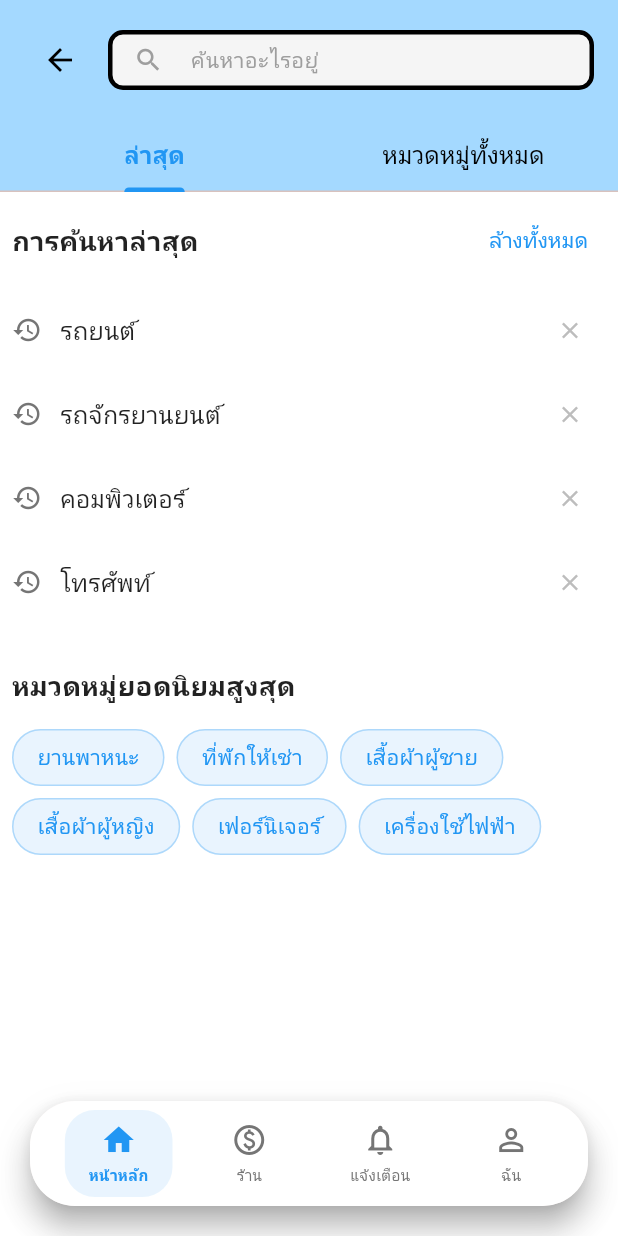
After one commit to ARTTTT-TTTT/local-community-marketplace, a Flutter app: the _ItemSearchContent screen opened directly, on a phone screen of 412 x 824 dp. The commit adds this screen. Run offline on Flutter 3.47's test engine with Material 3 defaults, Android fonts, the phone set to English and light mode, and no system bars; our stand-ins replace firebase_auth, firebase_core, flutter_dotenv; accounts and stored records are empty.

Commit message:
add item search screen

```diff
--- /dev/null
+++ b/mobile/lib/providers/search_provider.dart
@@ -0,0 +1,156 @@
+import 'package:flutter/material.dart';
+
+class SearchProvider extends ChangeNotifier {
+  // Controllers
+  final TextEditingController searchController = TextEditingController();
+  final FocusNode searchFocusNode = FocusNode();
+
+  // State variables
+  bool _isSearchActive = false;
+  int _currentTabIndex = 0;
+  List<String> _searchHistory = [
+    'รถยนต์',
+    'รถจักรยานยนต์',
+    'คอมพิวเตอร์',
+    'โทรศัพท์',
+  ];
+  List<String> _searchSuggestions = [];
+
+  // Mock data for categories
+  final List<String> _popularCategories = [
+    'ยานพาหนะ',
+    'ที่พักให้เช่า',
+    'เสื้อผ้าผู้ชาย',
+    'เสื้อผ้าผู้หญิง',
+    'เฟอร์นิเจอร์',
+    'เครื่องใช้ไฟฟ้า',
+  ];
+
+  final List<String> _allCategories = [
+    'ยานพาหนะ',
+    'ที่พักให้เช่า',
+    'เสื้อผ้าผู้ชาย',
+    'เสื้อผ้าผู้หญิง',
+    'เฟอร์นิเจอร์',
+    'เครื่องใช้ไฟฟ้า',
+    'อิเล็กทรอนิกส์',
+    'อุปกรณ์กีฬา',
+    'หนังสือ',
+    'ของเล่น',
+    'เครื่องสำอาง',
+    'สุขภาพและความงาม',
+    'อาหารและเครื่องดื่ม',
+    'สัตว์เลี้ยง',
+    'งานฝีมือ',
+    'บริการ',
+  ];
+
+  // Getters
+  bool get isSearchActive => _isSearchActive;
+  int get currentTabIndex => _currentTabIndex;
+  List<String> get searchHistory => _searchHistory;
+  List<String> get searchSuggestions => _searchSuggestions;
+  List<String> get popularCategories => _popularCategories;
+  List<String> get allCategories => _allCategories;
+
+  // Constructor
+  SearchProvider() {
+    searchController.addListener(_onSearchChanged);
+    searchFocusNode.addListener(_onSearchFocusChanged);
+  }
+
+  void _onSearchChanged() {
+    final query = searchController.text.trim();
+    if (query.isNotEmpty) {
+      _searchSuggestions = _generateSearchSuggestions(query);
+      _isSearchActive = true;
+    } else {
+      _searchSuggestions = [];
+      _isSearchActive = false;
+    }
+    notifyListeners();
+  }
+
+  void _onSearchFocusChanged() {
+    if (searchFocusNode.hasFocus && searchController.text.isNotEmpty) {
+      _isSearchActive = true;
+      notifyListeners();
+    }
+  }
+
+  List<String> _generateSearchSuggestions(String query) {
+    // Mock search suggestions based on query
+    final List<String> mockSuggestions = ['fortune', 'forza', 'ford ranger'];
+
+    return mockSuggestions
+        .where(
+          (suggestion) =>
+              suggestion.toLowerCase().contains(query.toLowerCase()),
+        )
+        .take(5)
+        .toList();
+  }
+
+  void performSearch(String query) {
+    if (query.trim().isNotEmpty) {
+      // Add to search history if not already present
+      if (!_searchHistory.contains(query)) {
+        _searchHistory.insert(0, query);
+        if (_searchHistory.length > 10) {
+          _searchHistory = _searchHistory.sublist(0, 10);
+        }
+      }
+
+      // TODO: Implement actual search functionality
+      print('Searching for: $query');
+
+      // Clear search and hide suggestions
+      searchController.clear();
+      searchFocusNode.unfocus();
+      _isSearchActive = false;
+      _searchSuggestions = [];
+      notifyListeners();
+    }
+  }
+
+  void clearSearch() {
+    searchController.clear();
+    _isSearchActive = false;
+    _searchSuggestions = [];
+    notifyListeners();
+  }
+
+  void clearSearchHistory() {
+    _searchHistory.clear();
+    notifyListeners();
+  }
+
+  void removeSearchHistoryItem(String item) {
+    _searchHistory.remove(item);
+    notifyListeners();
+  }
+
+  void setTabIndex(int index) {
+    _currentTabIndex = index;
+    notifyListeners();
+  }
+
+  void selectCategory(String category) {
+    // TODO: Implement category selection logic
+    print('Selected category: $category');
+  }
+
+  void selectSearchSuggestion(String suggestion) {
+    searchController.text = suggestion;
+    performSearch(suggestion);
+  }
+
+  @override
+  void dispose() {
+    searchController.removeListener(_onSearchChanged);
+    searchFocusNode.removeListener(_onSearchFocusChanged);
+    searchController.dispose();
+    searchFocusNode.dispose();
+    super.dispose();
+  }
+}
--- /dev/null
+++ b/mobile/lib/screens/item_search_screen.dart
@@ -0,0 +1,464 @@
+import 'package:flutter/material.dart';
+import 'package:provider/provider.dart';
+
+import 'package:community_marketplace/widgets/floating_navigation_bar.dart';
+import 'package:community_marketplace/utils/app_constants.dart';
+import 'package:community_marketplace/providers/search_provider.dart';
+
+class ItemSearchScreen extends StatelessWidget {
+  const ItemSearchScreen({super.key});
+
+  @override
+  Widget build(BuildContext context) {
+    return ChangeNotifierProvider(
+      create: (_) => SearchProvider(),
+      child: const _ItemSearchContent(),
+    );
+  }
+}
+
+class _ItemSearchContent extends StatelessWidget {
+  const _ItemSearchContent();
+
+  @override
+  Widget build(BuildContext context) {
+    return Consumer<SearchProvider>(
+      builder: (context, provider, _) {
+        return DefaultTabController(
+          length: 2,
+          child: Scaffold(
+            backgroundColor: Colors.white,
+            body: SafeArea(
+              child: Column(
+                children: [
+                  // Top Navigation Bar
+                  _buildTopNavigationBar(context, provider),
+
+                  // Content
+                  Expanded(
+                    child: provider.isSearchActive
+                        ? _buildSearchSuggestions(context, provider)
+                        : _buildTabContent(context, provider),
+                  ),
+                ],
+              ),
+            ),
+            floatingActionButton: const FloatingNavigationBar(),
+            floatingActionButtonLocation:
+                FloatingActionButtonLocation.centerDocked,
+          ),
+        );
+      },
+    );
+  }
+
+  Widget _buildTopNavigationBar(BuildContext context, SearchProvider provider) {
+    return Container(
+      padding: const EdgeInsets.all(16),
+      decoration: BoxDecoration(
+        color: const Color(0xFFA4D9FF),
+        boxShadow: [
+          BoxShadow(
+            color: Colors.black.withValues(alpha: 0.05),
+            spreadRadius: 0,
+            blurRadius: 4,
+            offset: const Offset(0, 2),
+          ),
+        ],
+      ),
+      child: Row(
+        children: [
+          // Back button
+          IconButton(
+            onPressed: () => Navigator.pop(context),
+            icon: const Icon(Icons.arrow_back, color: Colors.black),
+            style: IconButton.styleFrom(
+              padding: EdgeInsets.zero,
+              minimumSize: const Size(40, 40),
+            ),
+          ),
+
+          const SizedBox(width: 8),
+
+          // Search bar
+          Expanded(
+            child: Container(
+              height: 40,
+              decoration: BoxDecoration(
+                color: Colors.grey[100],
+                borderRadius: BorderRadius.circular(10),
+                border: Border.all(color: Colors.black, width: 3),
+              ),
+              child: TextField(
+                controller: provider.searchController,
+                focusNode: provider.searchFocusNode,
+                onSubmitted: provider.performSearch,
+                decoration: InputDecoration(
+                  hintText: 'ค้นหาอะไรอยู่',
+                  hintStyle: TextStyle(color: Colors.grey[500], fontSize: 14),
+                  prefixIcon: Icon(
+                    Icons.search,
+                    color: Colors.grey[500],
+                    size: 20,
+                  ),
+                  suffixIcon: provider.searchController.text.isNotEmpty
+                      ? IconButton(
+                          onPressed: provider.clearSearch,
+                          icon: Icon(
+                            Icons.close,
+                            color: Colors.grey[500],
+                            size: 18,
+                          ),
+                        )
+                      : null,
+                  border: InputBorder.none,
+                  contentPadding: const EdgeInsets.symmetric(
+                    horizontal: 16,
+                    vertical: 10,
+                  ),
+                ),
+                style: const TextStyle(fontSize: 14),
+              ),
+            ),
+          ),
+        ],
+      ),
+    );
+  }
+
+  Widget _buildTabContent(BuildContext context, SearchProvider provider) {
+    return Column(
+      children: [
+        // Tab Bar
+        Container(
+          color: const Color(0xFFA4D9FF),
+          child: TabBar(
+            onTap: provider.setTabIndex,
+            labelColor: AppConstants.primaryColor,
+            unselectedLabelColor: Colors.black,
+            indicatorColor: AppConstants.primaryColor,
+            indicatorWeight: 2,
+            labelStyle: const TextStyle(
+              fontSize: 16,
+              fontWeight: FontWeight.w600,
+            ),
+            unselectedLabelStyle: const TextStyle(
+              fontSize: 16,
+              fontWeight: FontWeight.normal,
+            ),
+            tabs: const [
+              Tab(text: 'ล่าสุด'),
+              Tab(text: 'หมวดหมู่ทั้งหมด'),
+            ],
+          ),
+        ),
+
+        // Tab Content
+        Expanded(
+          child: TabBarView(
+            children: [
+              _buildLatestTab(context, provider),
+              _buildAllCategoriesTab(context, provider),
+            ],
+          ),
+        ),
+      ],
+    );
+  }
+
+  Widget _buildLatestTab(BuildContext context, SearchProvider provider) {
+    return SingleChildScrollView(
+      padding: const EdgeInsets.all(8),
+      child: Column(
+        crossAxisAlignment: CrossAxisAlignment.start,
+        children: [
+          // Search History
+          if (provider.searchHistory.isNotEmpty) ...[
+            Row(
+              mainAxisAlignment: MainAxisAlignment.spaceBetween,
+              children: [
+                const Text(
+                  'การค้นหาล่าสุด',
+                  style: TextStyle(
+                    fontSize: 18,
+                    fontWeight: FontWeight.bold,
+                    color: Colors.black87,
+                  ),
+                ),
+                TextButton(
+                  onPressed: provider.clearSearchHistory,
+                  child: Text(
+                    'ล้างทั้งหมด',
+                    style: TextStyle(
+                      color: AppConstants.primaryColor,
+                      fontSize: 14,
+                    ),
+                  ),
+                ),
+              ],
+            ),
+
+            const SizedBox(height: 12),
+
+            ...provider.searchHistory.map(
+              (item) => Container(
+                margin: const EdgeInsets.only(bottom: 8),
+                child: Row(
+                  children: [
+                    Icon(Icons.history, color: Colors.grey[600], size: 20),
+                    const SizedBox(width: 12),
+                    Expanded(
+                      child: GestureDetector(
+                        onTap: () => provider.performSearch(item),
+                        child: Text(
+                          item,
+                          style: const TextStyle(
+                            fontSize: 16,
+                            color: Colors.black87,
+                          ),
+                        ),
+                      ),
+                    ),
+                    IconButton(
+                      onPressed: () => provider.removeSearchHistoryItem(item),
+                      icon: Icon(
+                        Icons.close,
+                        color: Colors.grey[400],
+                        size: 18,
+                      ),
+                    ),
+                  ],
+                ),
+              ),
+            ),
+
+            const SizedBox(height: 24),
+          ],
+
+          // Popular Categories
+          const Text(
+            'หมวดหมู่ยอดนิยมสูงสุด',
+            style: TextStyle(
+              fontSize: 18,
+              fontWeight: FontWeight.bold,
+              color: Colors.black87,
+            ),
+          ),
+
+          const SizedBox(height: 16),
+
+          Wrap(
+            spacing: 8,
+            runSpacing: 8,
+            children: provider.popularCategories
+                .map(
+                  (category) => _buildCategoryChip(
+                    context,
+                    provider,
+                    category,
+                    isPopular: true,
+                  ),
+                )
+                .toList(),
+          ),
+        ],
+      ),
+    );
+  }
+
+  Widget _buildAllCategoriesTab(BuildContext context, SearchProvider provider) {
+    return SingleChildScrollView(
+      padding: const EdgeInsets.all(16),
+      child: Column(
+        crossAxisAlignment: CrossAxisAlignment.start,
+        children: [
+          ...provider.allCategories.map(
+            (category) =>
+                _buildCategoryRow(context, provider, category, circleSize: 10),
+          ),
+        ],
+      ),
+    );
+  }
+
+  Widget _buildCategoryChip(
+    BuildContext context,
+    SearchProvider provider,
+    String category, {
+    bool isPopular = false,
+  }) {
+    return GestureDetector(
+      onTap: () => provider.selectCategory(category),
+      child: Container(
+        padding: const EdgeInsets.symmetric(horizontal: 16, vertical: 8),
+        decoration: BoxDecoration(
+          color: isPopular
+              ? AppConstants.primaryColor.withValues(alpha: 0.1)
+              : Colors.grey[100],
+          borderRadius: BorderRadius.circular(20),
+          border: Border.all(
+            color: isPopular
+                ? AppConstants.primaryColor.withValues(alpha: 0.3)
+                : Colors.grey[300]!,
+          ),
+        ),
+        child: Text(
+          category,
+          style: TextStyle(
+            fontSize: 14,
+            color: isPopular ? AppConstants.primaryColor : Colors.black87,
+            fontWeight: isPopular ? FontWeight.w500 : FontWeight.normal,
+          ),
+        ),
+      ),
+    );
+  }
+
+  Widget _buildCategoryRow(
+    BuildContext context,
+    SearchProvider provider,
+    String category, {
+    double circleSize = 10,
+  }) {
+    return Container(
+      margin: const EdgeInsets.only(bottom: 12),
+      child: GestureDetector(
+        onTap: () => provider.selectCategory(category),
+        child: Row(
+          children: [
+            Container(
+              width: circleSize,
+              height: circleSize,
+              margin: const EdgeInsets.only(right: 12),
+              decoration: BoxDecoration(
+                color: Colors.grey[400],
+                shape: BoxShape.circle,
+              ),
+            ),
+            Expanded(
+              child: Text(
+                category,
+                style: const TextStyle(fontSize: 16, color: Colors.black87),
+              ),
+            ),
+          ],
+        ),
+      ),
+    );
+  }
+
+  Widget _buildSearchSuggestions(
+    BuildContext context,
+    SearchProvider provider,
+  ) {
+    return Container(
+      color: Colors.white,
+      child: Column(
+        children: [
+          if (provider.searchSuggestions.isNotEmpty) ...[
+            Expanded(
+              child: ListView.builder(
+                padding: const EdgeInsets.all(16),
+                itemCount: provider.searchSuggestions.length + 1,
+                itemBuilder: (context, index) {
+                  if (index < provider.searchSuggestions.length) {
+                    final suggestion = provider.searchSuggestions[index];
+                    return ListTile(
+                      contentPadding: EdgeInsets.zero,
+                      leading: Icon(
+                        Icons.search,
+                        color: Colors.grey[600],
+                        size: 20,
+                      ),
+                      title: Text(
+                        suggestion,
+                        style: const TextStyle(
+                          fontSize: 16,
+                          color: Colors.black87,
+                        ),
+                      ),
+                      trailing: const Icon(
+                        Icons.north_west,
+                        color: Colors.grey,
+                        size: 16,
+                      ),
+                      onTap: () => provider.selectSearchSuggestion(suggestion),
+                    );
+                  } else {
+                    // "View all results" section directly under last suggestion
+                    return Container(
+                      width: double.infinity,
+                      padding: const EdgeInsets.only(top: 8),
+                      child: GestureDetector(
+                        onTap: () => provider.performSearch(
+                          provider.searchController.text,
+                        ),
+                        child: Text(
+                          'ดูผลลัพธ์ทั้งหมดของ ${provider.searchController.text}',
+                          style: TextStyle(
+                            fontSize: 14,
+                            color: AppConstants.primaryColor,
+                            fontWeight: FontWeight.w500,
+                          ),
+                        ),
+                      ),
+                    );
+                  }
+                },
+              ),
+            ),
+          ] else ...[
+            // "View all results" section when no suggestions but has search text
+            if (provider.searchController.text.isNotEmpty)
+              Container(
+                width: double.infinity,
+                padding: const EdgeInsets.all(16),
+                child: GestureDetector(
+                  onTap: () =>
+                      provider.performSearch(provider.searchController.text),
+                  child: Text(
+                    'ดูผลลัพธ์ทั้งหมดของ ${provider.searchController.text}',
+                    style: TextStyle(
+                      fontSize: 14,
+                      color: AppConstants.primaryColor,
+                      fontWeight: FontWeight.w500,
+                    ),
+                  ),
+                ),
+              ),
+            // Show message when no suggestions
+            Expanded(
+              child: Center(
+                child: Column(
+                  mainAxisAlignment: MainAxisAlignment.center,
+                  children: [
+                    Icon(Icons.search, size: 64, color: Colors.grey[300]),
+                    const SizedBox(height: 16),
+                    Text(
+                      'เริ่มพิมพ์เพื่อค้นหา',
+                      style: TextStyle(fontSize: 16, color: Colors.grey[500]),
+                    ),
+                  ],
+                ),
+              ),
+            ),
+          ],
+          // Search suggestions header when showing suggestions
+          if (provider.searchSuggestions.isNotEmpty)
+            Container(
+              padding: const EdgeInsets.symmetric(horizontal: 16, vertical: 8),
+              color: Colors.grey[50],
+              child: Row(
+                children: [
+                  Text(
+                    'คำแนะนำในการค้นหาของ ${provider.searchController.text}',
+                    style: TextStyle(fontSize: 12, color: Colors.grey[600]),
+                  ),
+                ],
+              ),
+            ),
+        ],
+      ),
+    );
+  }
+}
```
Also changed, not shown: mobile/lib/main.dart (+11 -5 lines).
